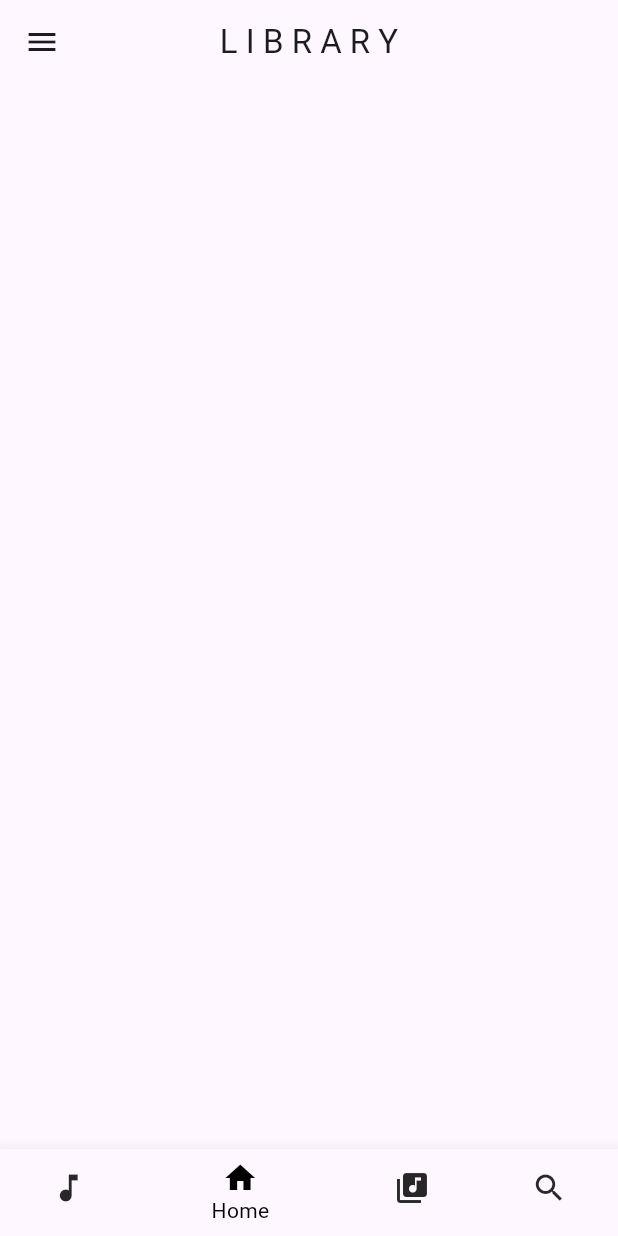
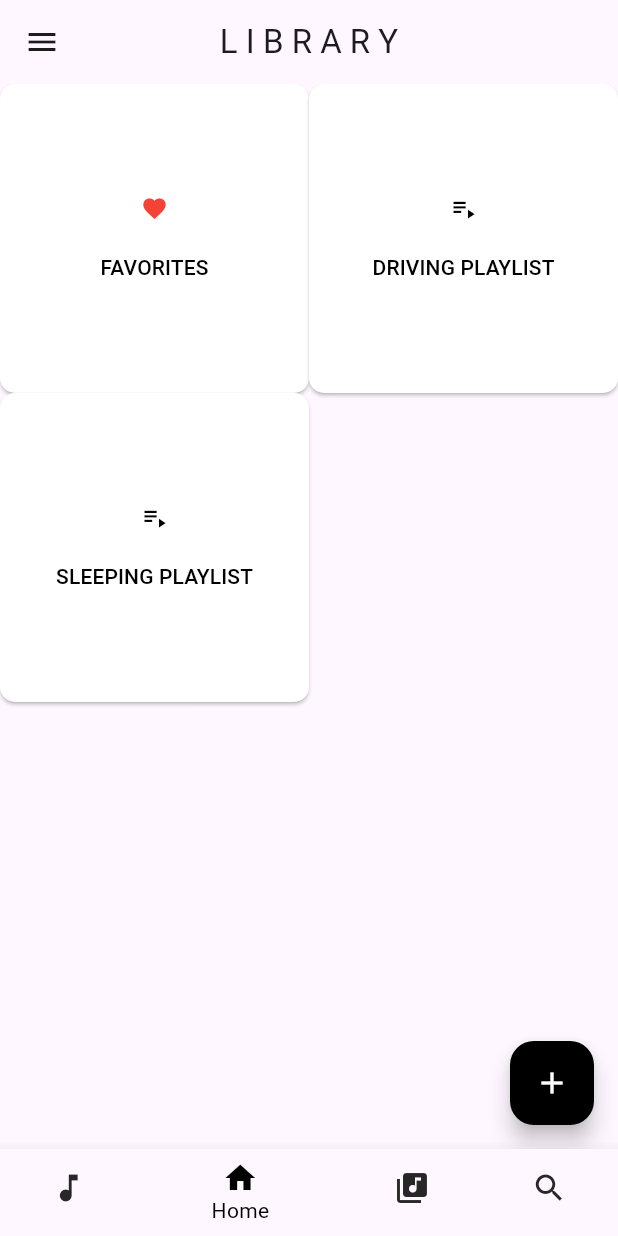
Before and after one commit to AbhilashTitus/apple_music_player, a Flutter app: the screen it shows after launch, item 2 of the bottom bar chosen, on a phone screen of 412 x 824 dp. Run offline on Flutter 3.47's test engine with Material 3 defaults, Android fonts, the phone set to English and light mode, and no system bars; our stand-ins replace hive, just_audio, on_audio_query, permission_handler; accounts and stored records are empty.

Commit message:
More UI chages

```diff
--- a/lib/screen/home.dart
+++ b/lib/screen/home.dart
@@ -64,9 +64,9 @@ class _HomePageState extends State<HomePage> {
                 height: 500,
               ),
             ),
-            Divider(color: Colors.transparent),
+            const Divider(color: Colors.transparent),
             Padding(
-              padding: EdgeInsets.only(top: 150),
+              padding: const EdgeInsets.only(top: 150),
               child: Column(
                 children: [
                   ListTile(
@@ -123,14 +123,70 @@ class _HomePageState extends State<HomePage> {
     return Scaffold(
       appBar: _buildAppBar(context),
       drawer: _buildDrawer(),
-      body: IndexedStack(
-        index: _selectedIndex,
+      body: GridView.count(
+        crossAxisCount: 2,
         children: [
-          NowPlaying(filePath: _filePath),
-          Container(),
-          AllSongsPage(onSongSelected: _onSongSelected),
-          Container(),
+          ElevatedButton(
+            style: ElevatedButton.styleFrom(
+              foregroundColor: Colors.black,
+              backgroundColor: Colors.white,
+               shape: RoundedRectangleBorder(
+                borderRadius: BorderRadius.circular(10),
+               )
+            ),
+            onPressed: () {},
+             child: Column(
+              mainAxisAlignment: MainAxisAlignment.center,
+              children: [
+                Icon(Icons.favorite, color: Colors.red),
+                SizedBox(height: 20),
+                const Text('FAVORITES'),
+              ],
+            ),
+          ),
+          ElevatedButton(
+            style: ElevatedButton.styleFrom(
+              foregroundColor: Colors.black,
+              backgroundColor: Colors.white,
+               shape: RoundedRectangleBorder(
+                borderRadius: BorderRadius.circular(10),
+               )
+            ),
+            onPressed: () {},
+             child: Column(
+              mainAxisAlignment: MainAxisAlignment.center,
+              children: [
+                Icon(Icons.playlist_play),
+                SizedBox(height: 20),
+                const Text('DRIVING PLAYLIST'),
+              ],
+            ),
+          ),
+          ElevatedButton(
+            style: ElevatedButton.styleFrom(
+              foregroundColor: Colors.black,
+              backgroundColor: Colors.white,
+               shape: RoundedRectangleBorder(
+                borderRadius: BorderRadius.circular(10),
+               )
+            ),
+            onPressed: () {},
+             child: Column(
+              mainAxisAlignment: MainAxisAlignment.center,
+              children: [
+                Icon(Icons.playlist_play),
+                SizedBox(height: 20),
+                const Text('SLEEPING PLAYLIST'),
+              ],
+            ),
+          ),
         ],
+      ),
+      floatingActionButton: FloatingActionButton(
+        backgroundColor: const Color.fromARGB(255, 0, 0, 0),
+        foregroundColor: Color.fromARGB(255, 255, 255, 255),
+        onPressed: () {},
+        child: Icon(Icons.add),
       ),
     );
   }
--- a/lib/screen/nowplaying.dart
+++ b/lib/screen/nowplaying.dart
@@ -118,6 +118,7 @@ class _NowPlayingState extends State<NowPlaying> {
           Padding(
             padding: const EdgeInsets.all(20.0),
             child: Card(
+              color: Colors.grey[200],
               elevation: 10.0,
               shape: RoundedRectangleBorder(
                 borderRadius: BorderRadius.circular(15.0),
@@ -190,6 +191,7 @@ class _NowPlayingState extends State<NowPlaying> {
             onChanged: (value) {
               audioPlayer.seek(Duration(seconds: value.toInt()));
             },
+             activeColor: Colors.black,
           ),
           const SizedBox(height: 1),
           Row(
```
